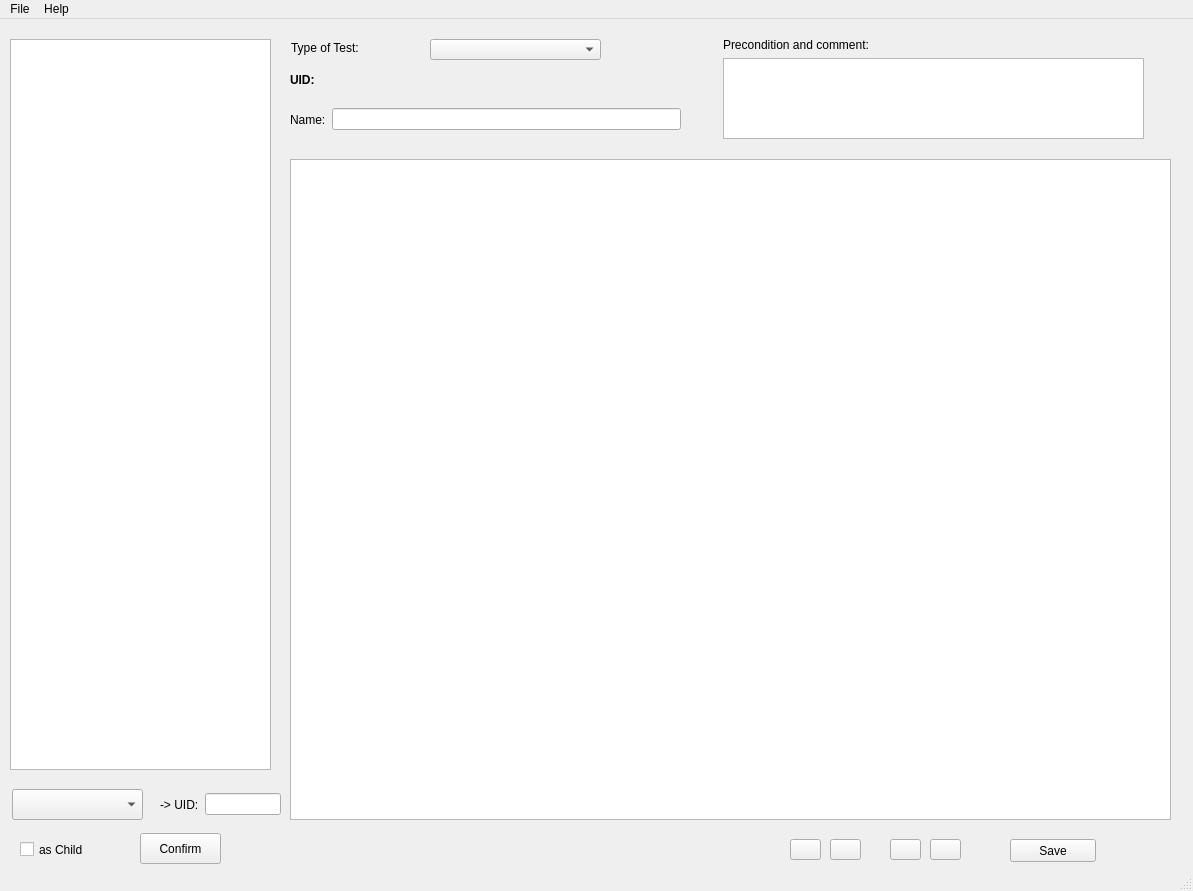
Above: assets/gui_main.ui from shuaiwng/QoolTest before the change. Below: the same form after it.
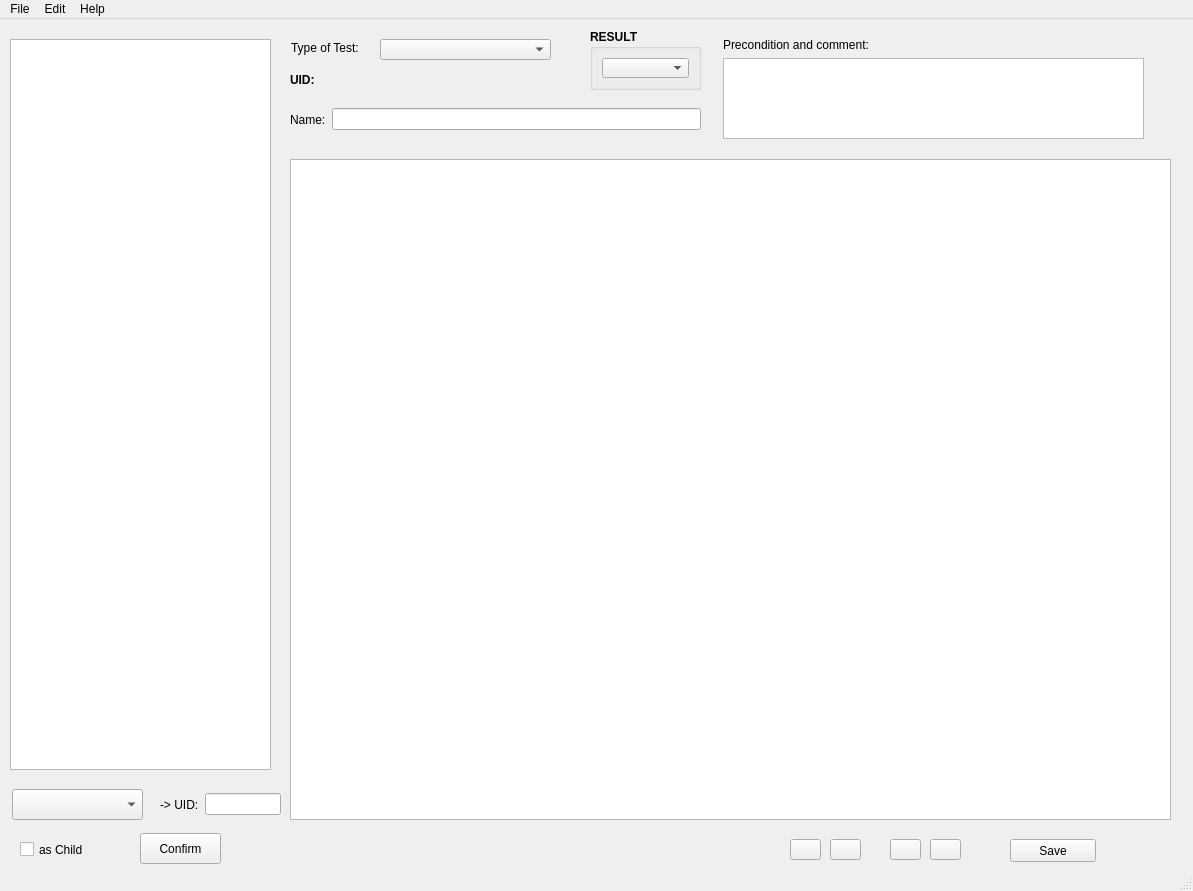
That is the form after the change.

Commit message: implemented new feature, allowing users to set results on test cases.

```diff
--- a/assets/gui_main.ui
+++ b/assets/gui_main.ui
@@ -180,7 +180,7 @@
      <rect>
       <x>290</x>
       <y>80</y>
-      <width>391</width>
+      <width>411</width>
       <height>41</height>
      </rect>
     </property>
@@ -265,7 +265,7 @@
    <widget class="QComboBox" name="cb_testtype">
     <property name="geometry">
      <rect>
-      <x>430</x>
+      <x>380</x>
       <y>20</y>
       <width>171</width>
       <height>21</height>
@@ -285,6 +285,42 @@
      <string>Type of Test:</string>
     </property>
    </widget>
+   <widget class="QGroupBox" name="gb_result">
+    <property name="geometry">
+     <rect>
+      <x>590</x>
+      <y>10</y>
+      <width>111</width>
+      <height>61</height>
+     </rect>
+    </property>
+    <property name="font">
+     <font>
+      <bold>true</bold>
+     </font>
+    </property>
+    <property name="title">
+     <string>RESULT</string>
+    </property>
+    <property name="checkable">
+     <bool>false</bool>
+    </property>
+    <layout class="QHBoxLayout" name="horizontalLayout">
+     <item>
+      <widget class="QComboBox" name="cb_result">
+       <property name="font">
+        <font>
+         <family>Segoe UI</family>
+         <bold>false</bold>
+        </font>
+       </property>
+       <property name="minimumContentsLength">
+        <number>0</number>
+       </property>
+      </widget>
+     </item>
+    </layout>
+   </widget>
   </widget>
   <widget class="QMenuBar" name="menubar">
    <property name="geometry">
@@ -292,7 +328,7 @@
      <x>0</x>
      <y>0</y>
      <width>1193</width>
-     <height>20</height>
+     <height>22</height>
     </rect>
    </property>
    <widget class="QMenu" name="menuFile">
@@ -309,7 +345,14 @@
     </property>
     <addaction name="actionAbout"/>
    </widget>
+   <widget class="QMenu" name="menuEdit">
+    <property name="title">
+     <string>Edit</string>
+    </property>
+    <addaction name="actionClear_Results"/>
+   </widget>
    <addaction name="menuFile"/>
+   <addaction name="menuEdit"/>
    <addaction name="menuHelp"/>
   </widget>
   <widget class="QStatusBar" name="statusbar"/>
```
Left out of the diff: 9 changed lines with no effect on the pictures. The commit also changes 10 other files.
